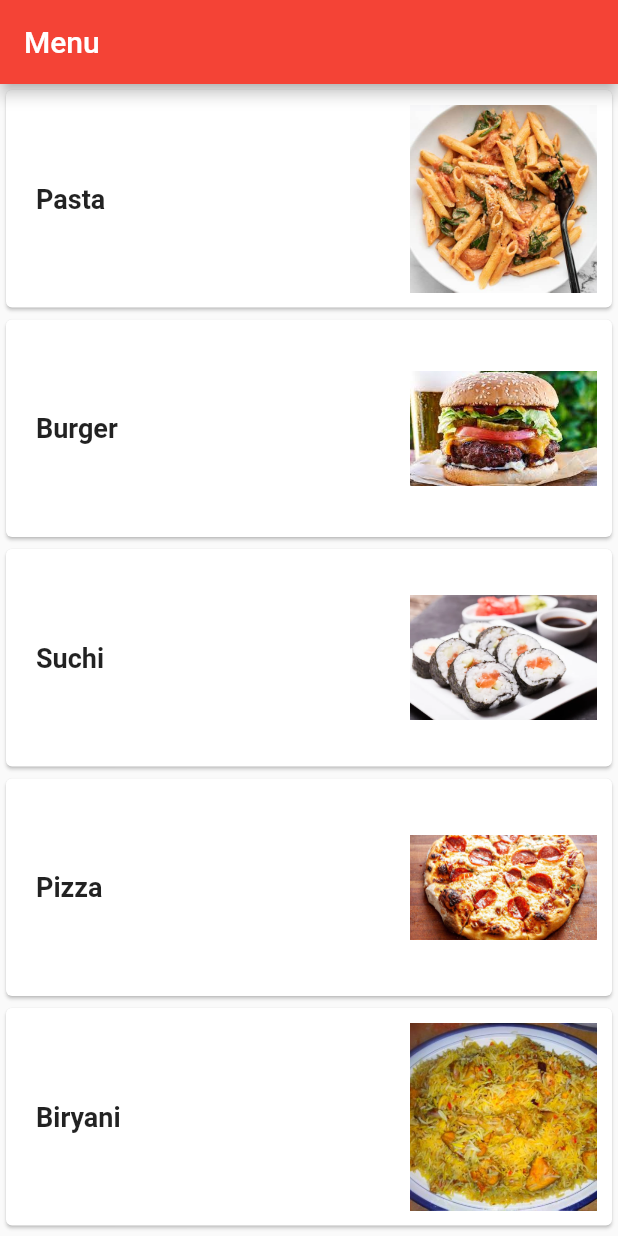
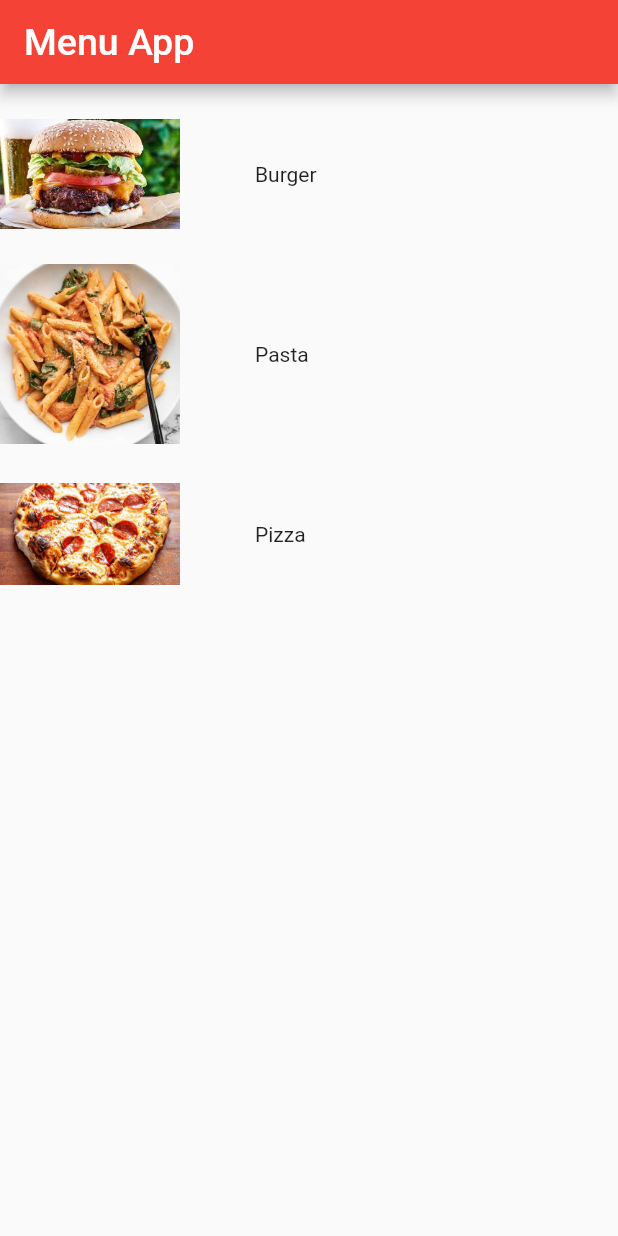
Before and after one commit to MBujaber/menu_app, a Flutter app: the screen it shows after launch, on a phone screen of 412 x 824 dp. Run offline on Flutter 3.47's test engine with Material 2 defaults, Android fonts, the phone set to English and light mode, and no system bars; our stand-ins replace go_router.

Commit message:
solved the task

```diff
--- a/lib/main.dart
+++ b/lib/main.dart
@@ -1,22 +1,36 @@
 import 'package:flutter/material.dart';
+import 'package:menu_app/pages/food_page.dart';
+import 'package:menu_app/pages/home_page.dart';
 
 import 'models/food.dart';
+import 'package:go_router/go_router.dart';
 
 void main() {
-  runApp(const MyApp());
+  runApp(MyApp());
 }
+
+final router = GoRouter(routes: [
+  GoRoute(
+    path: '/',
+    builder: (context, state) => HomeSceen(),
+  ),
+  GoRoute(
+    path: '/foodpage',
+    builder: (context, state) => FoodPage(food: state.extra as Food),
+  ),
+]);
 
 class MyApp extends StatelessWidget {
   const MyApp({super.key});
 
   @override
   Widget build(BuildContext context) {
-    return MaterialApp(
+    return MaterialApp.router(
       title: 'Flutter Demo',
       theme: ThemeData(
         primarySwatch: Colors.red,
       ),
-      home: Items(),
+      routerConfig: router,
     );
   }
 }
--- a/lib/models/food.dart
+++ b/lib/models/food.dart
@@ -1,63 +1,9 @@
-import 'package:flutter/material.dart';
-import 'package:flutter/src/widgets/container.dart';
-import 'package:flutter/src/widgets/framework.dart';
+class Food {
+  String name;
+  String imgPath;
 
-class Items extends StatelessWidget {
-  List items = [
-    'Pasta',
-    'Burger',
-    'Suchi',
-    'Pizza',
-    'Biryani',
-  ];
-  List imgPaths = [
-    'assets/pasta.jpg',
-    'assets/burger.jpg',
-    'assets/suchi.jpg',
-    'assets/pizza.jpg',
-    'assets/biryani.jpg',
-  ];
-
-  @override
-  Widget build(BuildContext context) {
-    return Scaffold(
-      appBar: AppBar(
-        title: Text("Menu"),
-      ),
-      // 1
-      body: ListView.builder(
-        // 2
-        itemCount: items.length,
-        // 3
-        itemBuilder: (BuildContext context, int index) {
-          return Card(
-            child: Row(
-              children: [
-                Expanded(
-                  child: Container(
-                    padding: EdgeInsets.all(20),
-                    child: Text(
-                      items[index],
-                      style: TextStyle(
-                        fontWeight: FontWeight.bold,
-                        fontSize: 18,
-                      ),
-                    ),
-                  ),
-                ),
-                Container(
-                  padding: EdgeInsets.all(10),
-                  child: Image.asset(
-                    imgPaths[index],
-                    width: 125,
-                    height: 125,
-                  ),
-                ),
-              ],
-            ),
-          );
-        },
-      ),
-    );
-  }
+  Food({
+    required this.name,
+    required this.imgPath,
+  });
 }
--- /dev/null
+++ b/lib/pages/food_page.dart
@@ -0,0 +1,18 @@
+import 'package:flutter/material.dart';
+import 'package:menu_app/models/food.dart';
+
+class FoodPage extends StatelessWidget {
+  FoodPage({super.key, required this.food});
+
+  final Food food;
+
+  @override
+  Widget build(BuildContext context) {
+    return Scaffold(
+      appBar: AppBar(
+        title: Text("test"),
+      ),
+      body: Image.asset(food.imgPath),
+    );
+  }
+}
--- /dev/null
+++ b/lib/pages/home_page.dart
@@ -0,0 +1,54 @@
+import 'package:flutter/material.dart';
+import 'package:go_router/go_router.dart';
+
+import '../models/food.dart';
+
+class HomeSceen extends StatelessWidget {
+  HomeSceen({super.key});
+
+  var foods = [
+    Food(name: 'Burger', imgPath: 'assets/burger.jpg'),
+    Food(name: 'Pasta', imgPath: 'assets/pasta.jpg'),
+    Food(name: 'Pizza', imgPath: 'assets/pizza.jpg'),
+  ];
+
+  @override
+  Widget build(BuildContext context) {
+    return Scaffold(
+      appBar: AppBar(
+        backgroundColor: Colors.red,
+        title: Text(
+          'Menu App',
+          style: TextStyle(fontSize: 25),
+        ),
+      ),
+      body: ListView.builder(
+        itemCount: foods.length,
+        itemBuilder: (context, index) {
+          return InkWell(
+            onTap: () {
+              context.push(
+                "/foodpage",
+                extra: foods[index],
+              );
+            },
+            child: Row(
+              children: [
+                Image.asset(
+                  foods[index].imgPath,
+                  height: 120,
+                  width: 120,
+                ),
+                Container(
+                  padding: EdgeInsets.all(50),
+                  child: Text(foods[index].name),
+                )
+              ],
+            ),
+          );
+          ;
+        },
+      ),
+    );
+  }
+}
--- a/pubspec.yaml
+++ b/pubspec.yaml
@@ -35,6 +35,7 @@ dependencies:
   # The following adds the Cupertino Icons font to your application.
   # Use with the CupertinoIcons class for iOS style icons.
   cupertino_icons: ^1.0.2
+  go_router: ^5.1.10
 
 dev_dependencies:
   flutter_test:
```
Also changed, not shown: pubspec.lock.
